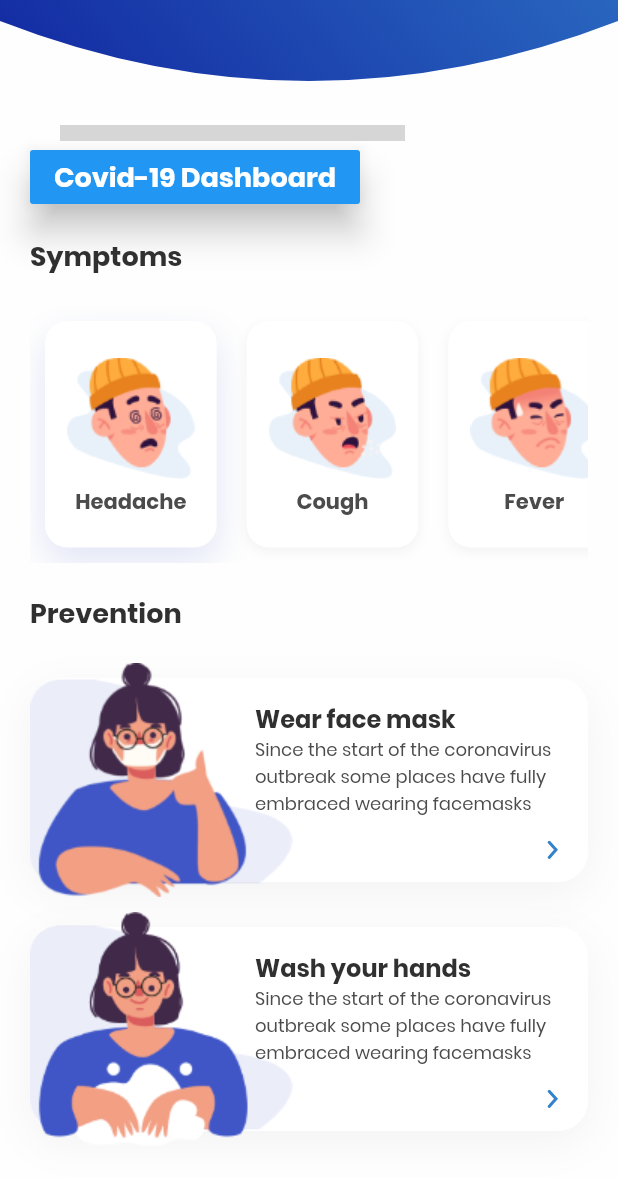
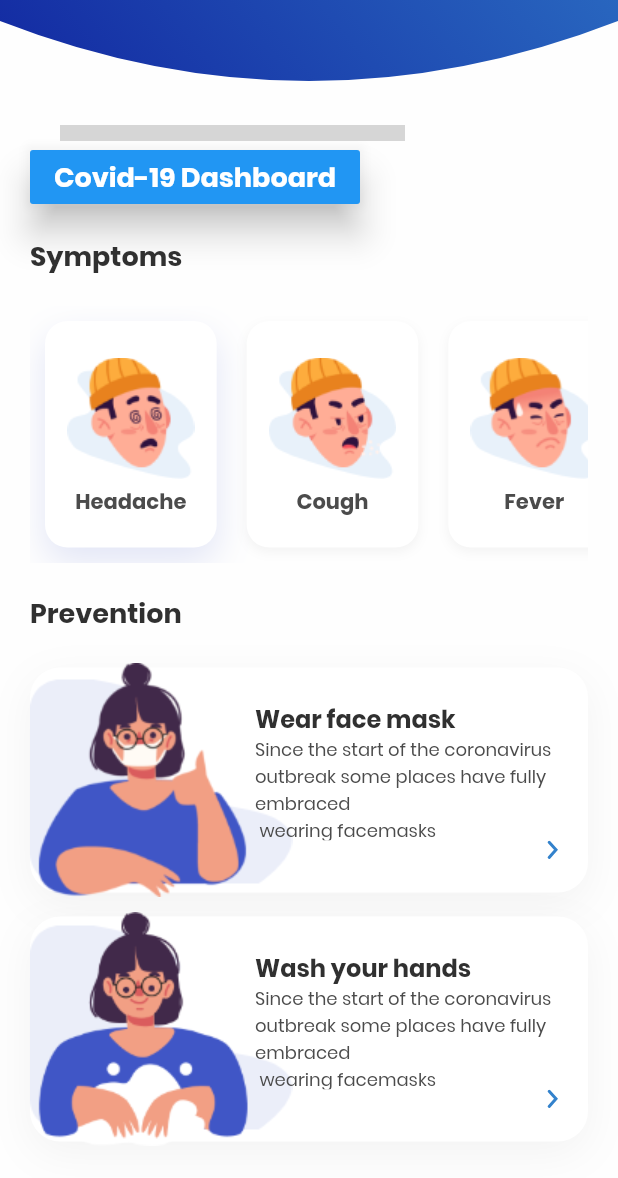
Before and after one commit to ChidiChuks/covid19_tracker, a Flutter app: the screen it shows after launch, scrolled down 256 dp, on a phone screen of 412 x 824 dp. Shown: the top 1178 px of the screen. Run offline on Flutter 3.47's test engine with Material 2 defaults, Android fonts, the phone set to English and light mode, and no system bars; our stand-ins replace built_collection, built_value, flutter_svg, syncfusion_flutter_charts; missing offline and left inert: country_pickers, syncfusion_flutter_core; generated files the repository leaves out were written again; grey boxes are pictures that could not be loaded.

```diff
--- a/lib/info_screen.dart
+++ b/lib/info_screen.dart
@@ -99,13 +99,13 @@ class _InfoScreenState extends State<InfoScreen> {
                   SizedBox(height: 20),
                   PreventCard(
                     text:
-                        "Since the start of the coronavirus outbreak some places have fully embraced wearing facemasks",
+                        "Since the start of the coronavirus outbreak some places have fully embraced \n wearing facemasks",
                     image: "assets/images/wear_mask.png",
                     title: "Wear face mask",
                   ),
                   PreventCard(
                     text:
-                        "Since the start of the coronavirus outbreak some places have fully embraced wearing facemasks",
+                        "Since the start of the coronavirus outbreak some places have fully embraced \n wearing facemasks",
                     image: "assets/images/wash_hands.png",
                     title: "Wash your hands",
                   ),
@@ -141,7 +141,7 @@ class PreventCard extends StatelessWidget {
           alignment: Alignment.centerLeft,
           children: <Widget>[
             Container(
-              height: 136,
+              height: 150,
               width: double.infinity,
               decoration: BoxDecoration(
                 borderRadius: BorderRadius.circular(20),
```
